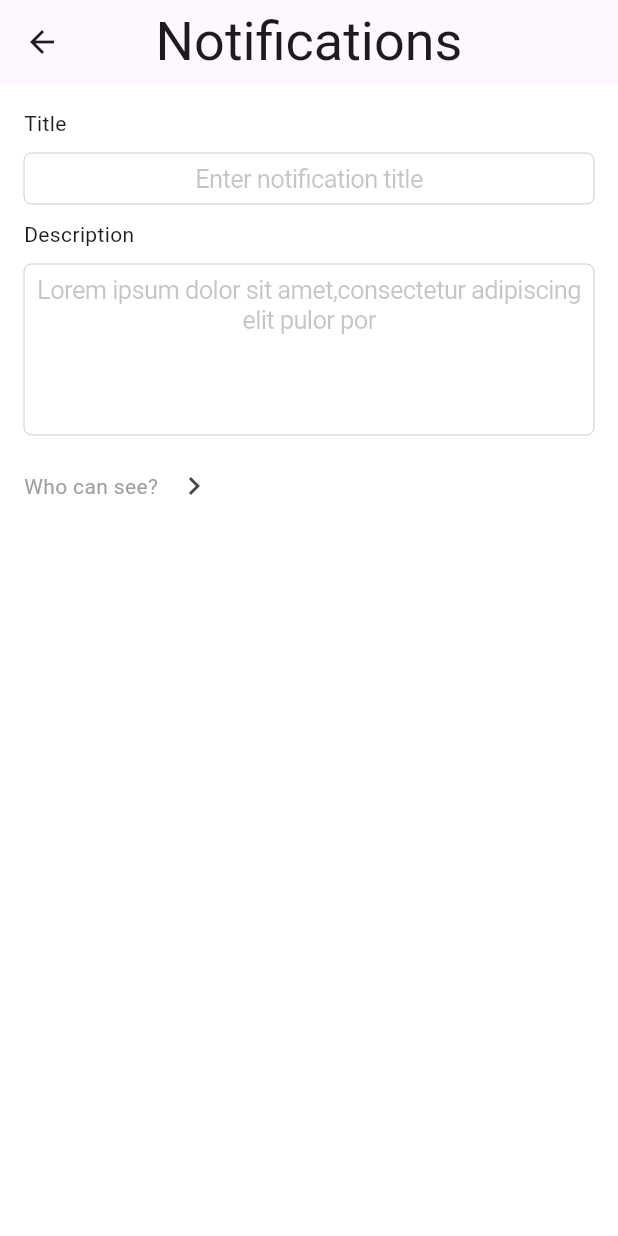
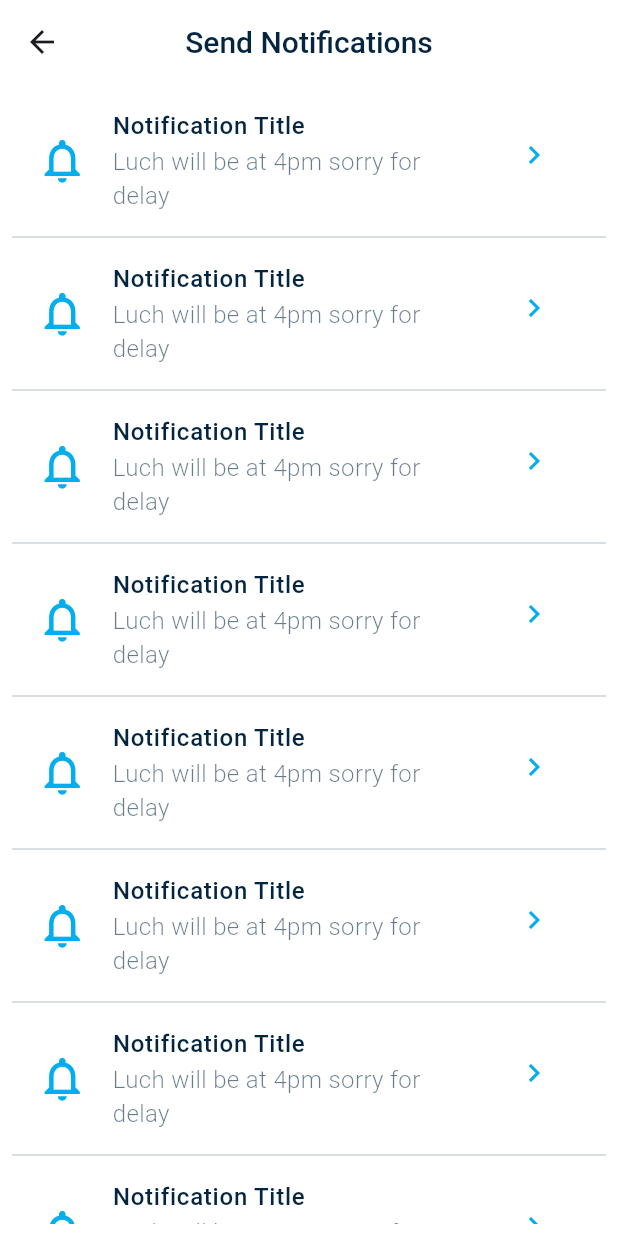
Before and after one commit to dita-daystaruni/orientation_ap, a Flutter app: the HomePage screen opened directly, after a tap on "See all", on a phone screen of 412 x 824 dp. Run offline on Flutter 3.47's test engine with Material 3 defaults, Android fonts, the phone set to English and light mode, and no system bars; our stand-ins replace get.

Commit message:
feat: completed all UI and functionality dealing with notifications

```diff
--- a/lib/pages/notifications.dart
+++ /dev/null
@@ -1,110 +0,0 @@
-import 'package:flutter/cupertino.dart';
-import 'package:flutter/material.dart';
-import 'package:orientation_app/constants/custom_colors.dart';
-import 'package:orientation_app/widgets/notificationslide.dart';
-
-class Notifications extends StatelessWidget {
-  const Notifications({super.key});
-
-  @override
-  Widget build(BuildContext context) {
-    return Scaffold(
-      backgroundColor: CustomColors.backgroundColor,
-      appBar: AppBar(
-        title: Text(
-          'Notifications',
-          style: Theme.of(context).textTheme.displaySmall,
-        ),
-        centerTitle: true,
-        automaticallyImplyLeading: true,
-      ),
-      body: const SingleChildScrollView(
-          child: Padding(
-        padding: EdgeInsets.all(16.0),
-        child: G9Notifications(),
-      )),
-    );
-  }
-}
-
-class G9Notifications extends StatelessWidget {
-  const G9Notifications({super.key});
-  final bool isdropped = false;
-  @override
-  Widget build(BuildContext context) {
-    return Column(
-      crossAxisAlignment: CrossAxisAlignment.start,
-      children: [
-        const Text('Title'),
-        const SizedBox(
-          height: 10,
-        ),
-        const CupertinoTextField(
-          textAlign: TextAlign.center,
-          placeholder: 'Enter notification title',
-        ),
-        const SizedBox(
-          height: 10,
-        ),
-        const Text('Description'),
-        const SizedBox(
-          height: 10,
-        ),
-        const CupertinoTextField(
-          textAlign: TextAlign.center,
-          maxLines: 5,
-          placeholder:
-              'Lorem ipsum dolor sit amet,consectetur adipiscing elit pulor por',
-        ),
-        const SizedBox(
-          height: 10,
-        ),
-        Row(
-          children: [
-            const Text(
-              'Who can see?',
-              style: TextStyle(color: Colors.grey),
-            ),
-            IconButton(
-              onPressed: () {},
-              icon: Icon(
-                isdropped ? Icons.keyboard_arrow_down : Icons.navigate_next,
-              ),
-            ),
-          ],
-        ),
-        const SizedBox(
-          height: 10,
-        ),
-      ],
-    );
-  }
-}
-
-class FreshmanNotifications extends StatelessWidget {
-  const FreshmanNotifications({
-    super.key,
-  });
-
-  @override
-  Widget build(BuildContext context) {
-    return const Column(
-      children: [
-        Divider(),
-        SizedBox(
-          height: 20,
-        ),
-        NotificationSlide(
-            title: 'Notification title',
-            contents:
-                'Lorem ipsum dolor sit amet,consectetur adipiscing elit pulor por'),
-        Divider(),
-        NotificationSlide(
-            title: 'Notification title',
-            contents:
-                'Lorem ipsum dolor sit amet,consectetur adipiscing elit pulor por'),
-        Divider(),
-      ],
-    );
-  }
-}
--- /dev/null
+++ b/lib/pages/notifications_page.dart
@@ -0,0 +1,64 @@
+import 'package:flutter/material.dart';
+import 'package:get/get.dart';
+import 'package:orientation_app/constants/custom_colors.dart';
+import 'package:orientation_app/pages/add_notifications_page.dart';
+import 'package:orientation_app/widgets/notificationslide.dart';
+
+class NotificationsPage extends StatelessWidget {
+  const NotificationsPage({
+    super.key,
+    this.canEdit = false,
+    this.isG9 = false,
+  });
+
+  final bool canEdit;
+  final bool isG9;
+
+  @override
+  Widget build(BuildContext context) {
+    return Scaffold(
+        backgroundColor: CustomColors.backgroundColor,
+        appBar: AppBar(
+          backgroundColor: CustomColors.backgroundColor,
+          title: const Text(
+            'Send Notifications',
+            style: TextStyle(
+              color: CustomColors.textColor,
+              fontWeight: FontWeight.w500,
+              fontSize: 20,
+            ),
+          ),
+          actions: canEdit
+              ? [
+                  IconButton(
+                    onPressed: () {
+                      Get.to(
+                        AddNotificationsPage(
+                          isG9: isG9,
+                        ),
+                      );
+                    },
+                    icon: const Icon(Icons.edit_notifications_outlined),
+                  ),
+                ]
+              : null,
+          centerTitle: true,
+          automaticallyImplyLeading: true,
+        ),
+        body: Padding(
+          padding: const EdgeInsets.all(8.0),
+          child: ListView.builder(
+            scrollDirection: Axis.vertical,
+            itemBuilder: (context, index) {
+              return const NotificationSlide(
+                title: "Notification Title",
+                contents:
+                    "Luch will be at 4pm sorry for delay",
+                time: "8:00",
+              );
+            },
+            itemCount: 10,
+          ),
+        ));
+  }
+}
--- a/lib/widgets/eventnotification.dart
+++ b/lib/widgets/eventnotification.dart
@@ -27,7 +27,14 @@ class EventsNotification extends StatelessWidget {
             fontSize: 16,
           ),
         ),
-        subtitle: Text(content),
+        subtitle: Text(
+          content,
+          style: TextStyle(
+            color: CustomColors.secondaryTextColor,
+            fontWeight: FontWeight.w300,
+            fontSize: 14,
+          ),
+        ),
         // trailing: ,
       ),
     );
--- a/lib/widgets/notificationslide.dart
+++ b/lib/widgets/notificationslide.dart
@@ -1,34 +1,127 @@
 import 'package:flutter/material.dart';
+import 'package:orientation_app/constants/custom_colors.dart';
 
 class NotificationSlide extends StatelessWidget {
-  final String title;
-  final String contents;
   const NotificationSlide({
     super.key,
     required this.title,
     required this.contents,
+    required this.time,
   });
+
+  final String title;
+  final String contents;
+  final String time;
 
   @override
   Widget build(BuildContext context) {
-    return ListTile(
+    return Column(
+      children: [
+        ListTile(
           leading: const Icon(
             Icons.notifications_none_outlined,
-        color: Colors.blue,
+            color: CustomColors.buttonColor,
             size: 35,
           ),
           title: Text(
             title,
-        style: Theme.of(context).textTheme.titleMedium,
+            style: const TextStyle(
+              color: CustomColors.textColor,
+              fontWeight: FontWeight.w500,
+              fontSize: 16,
             ),
-      subtitle: Text(contents),
-      trailing: const Column(
+          ),
+          subtitle: Text(
+            // displays only a section of it if its too much
+            contents.trim().length > 56
+                ? "${contents.substring(
+                    0,
+                    56,
+                  )}..."
+                : contents,
+            style: const TextStyle(
+              color: CustomColors.secondaryTextColor,
+              fontWeight: FontWeight.w300,
+              fontSize: 16,
+            ),
+          ),
+          trailing: Column(
             children: [
-          Icon(Icons.navigate_next, color: Colors.blue),
-          Spacer(),
-          Text('8.00 AM')
+              IconButton(
+                onPressed: () {
+                  showDialog(
+                    context: context,
+                    builder: (context) {
+                      return AlertDialog(
+                        backgroundColor: CustomColors.backgroundColor,
+                        title: Text(
+                          title,
+                          style: const TextStyle(
+                            color: CustomColors.textColor,
+                            fontWeight: FontWeight.w500,
+                            fontSize: 20,
+                          ),
+                        ),
+                        content: IntrinsicHeight(
+                          child: Column(
+                            crossAxisAlignment: CrossAxisAlignment.center,
+                            children: [
+                              const Text(
+                                "Description",
+                                style: TextStyle(
+                                  color: CustomColors.textColor,
+                                  fontWeight: FontWeight.w500,
+                                  fontSize: 20,
+                                ),
+                              ),
+                              Text(
+                                contents,
+                                textAlign: TextAlign.center,
+                                style: const TextStyle(
+                                  color: CustomColors.textColor,
+                                  fontWeight: FontWeight.w500,
+                                  fontSize: 15,
+                                ),
+                              ),
+                              Align(
+                                alignment: Alignment.bottomRight,
+                                child: Text(
+                                  time,
+                                  style: const TextStyle(
+                                    color: CustomColors.secondaryTextColor,
+                                    fontWeight: FontWeight.w300,
+                                    fontSize: 15,
+                                  ),
+                                ),
+                              ),
                             ],
                           ),
+                        ),
+                      );
+                    },
+                  );
+                },
+                icon: const Icon(
+                  Icons.navigate_next,
+                  color: CustomColors.buttonColor,
+                ),
+              ),
+              // const Spacer(),
+              // Text(
+              //   time,
+              //   style: const TextStyle(
+              //     color: CustomColors.textColor,
+              //     // fontWeight: FontWeight.w300,
+              //     fontSize: 13,
+              //   ),
+              // ),
+            ],
+          ),
+        ),
+        const Divider(
+          color: CustomColors.indicatorColor,
+        ),
+      ],
     );
   }
 }
--- a/lib/widgets/recentnotifications.dart
+++ b/lib/widgets/recentnotifications.dart
@@ -2,10 +2,18 @@ import 'package:flutter/gestures.dart';
 import 'package:flutter/material.dart';
 import 'package:get/get.dart';
 import 'package:orientation_app/constants/custom_colors.dart';
+import 'package:orientation_app/pages/notifications_page.dart';
 import 'package:orientation_app/widgets/eventnotification.dart';
 
 class RecentNotificationsPage extends StatelessWidget {
-  const RecentNotificationsPage({super.key});
+  const RecentNotificationsPage({
+    super.key,
+    this.isG9 = false,
+    this.canEdit = false,
+  });
+
+  final bool isG9;
+  final bool canEdit;
 
   @override
   Widget build(BuildContext context) {
@@ -25,7 +33,6 @@ class RecentNotificationsPage extends StatelessWidget {
                 ),
               ),
             ),
-            const SizedBox(height: 10),
             Padding(
               padding: const EdgeInsets.only(left: 12.0),
               child: TextButton(
@@ -37,16 +44,16 @@ class RecentNotificationsPage extends StatelessWidget {
                     fontSize: 16,
                   ),
                 ),
-                onPressed: () => Get.toNamed('/notifications'),
+                onPressed: () => Get.to(
+                  NotificationsPage(
+                    isG9: isG9,
+                    canEdit: canEdit,
+                  ),
+                ),
               ),
             ),
           ],
         ),
-        // TODO fix spacing
-        const SizedBox(
-          height: 10,
-        ),
-        // Wrapping the notifications section in a SingleChildScrollView
         const Expanded(
           child: SingleChildScrollView(
             child: Homepagenotifications(),
@@ -64,48 +71,37 @@ class Homepagenotifications extends StatelessWidget {
 
   @override
   Widget build(BuildContext context) {
-    return Column(
+    return const Column(
       children: [
         NotificationCard(
-            senderName: 'Senders-Name',
           title: 'Notification Title',
           content:
               'Lorem ipsum dolor sit amet, consectetur adipiscing elit pulor por',
-            onSeeMore: () {
-              Get.toNamed('/notifications');
-            }),
-        const EventsNotification(
+        ),
+        EventsNotification(
           event: 'Event name',
           content:
               'Lorem ipsum dolor sit amet, consectetur adipiscing elit pulor por',
         ),
         NotificationCard(
-            senderName: 'Senders-Name',
           title: 'Notification Title',
           content:
               'Lorem ipsum dolor sit amet, consectetur adipiscing elit pulor por',
-            onSeeMore: () {
-              Get.toNamed('/notifications');
-            })
+        )
       ],
     );
   }
 }
 
-// TODO make this one card for modularity
 class NotificationCard extends StatelessWidget {
-  final String senderName;
+  const NotificationCard({
+    super.key,
+    required this.title,
+    required this.content,
+  });
+
   final String title;
   final String content;
-  final VoidCallback onSeeMore;
-
-  const NotificationCard({
-    super.key,
-    required this.senderName,
-    required this.title,
-    required this.content,
-    required this.onSeeMore,
-  });
 
   @override
   Widget build(BuildContext context) {
@@ -132,24 +128,18 @@ class NotificationCard extends StatelessWidget {
                 children: [
                   Text(
                     title,
-                    style: Theme.of(context).textTheme.titleMedium,
-                  ),
-                  const SizedBox(height: 4.0),
-                  RichText(
-                    text: TextSpan(
-                      text: content,
-                      style: Theme.of(context).textTheme.bodyMedium,
-                      children: [
-                        TextSpan(
-                          text: ' See more',
-                          style:
-                              Theme.of(context).textTheme.bodySmall?.copyWith(
-                                    color: CustomColors.buttonColor,
+                    style: const TextStyle(
+                      color: CustomColors.textColor,
+                      fontSize: 16,
                       fontWeight: FontWeight.w500,
                     ),
-                          recognizer: TapGestureRecognizer()..onTap = onSeeMore,
                   ),
-                      ],
+                  Text(
+                    content,
+                    style: const TextStyle(
+                      color: CustomColors.secondaryTextColor,
+                      fontSize: 14,
+                      fontWeight: FontWeight.w300,
                     ),
                   ),
                 ],
```
Also changed, not shown: lib/pages/add_notifications_page.dart (added, +227 -0 lines), lib/widgets/custom_notification_icon.dart (added, +26 -0 lines). Lines whose indentation alone changed are shown as unchanged.
